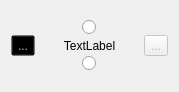
Qt form ui/FunctionBlock.ui (povle/pyblueprint) before a commit.
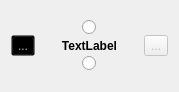
The same form after that commit. Icons and pictures are not drawn. Custom widgets are drawn as their Qt base class.

Commit message: make label bold

```diff
--- a/ui/FunctionBlock.ui
+++ b/ui/FunctionBlock.ui
@@ -89,6 +89,12 @@
        </item>
        <item>
         <widget class="QLabel" name="label">
+         <property name="font">
+          <font>
+           <weight>75</weight>
+           <bold>true</bold>
+          </font>
+         </property>
          <property name="text">
           <string>TextLabel</string>
          </property>
```
